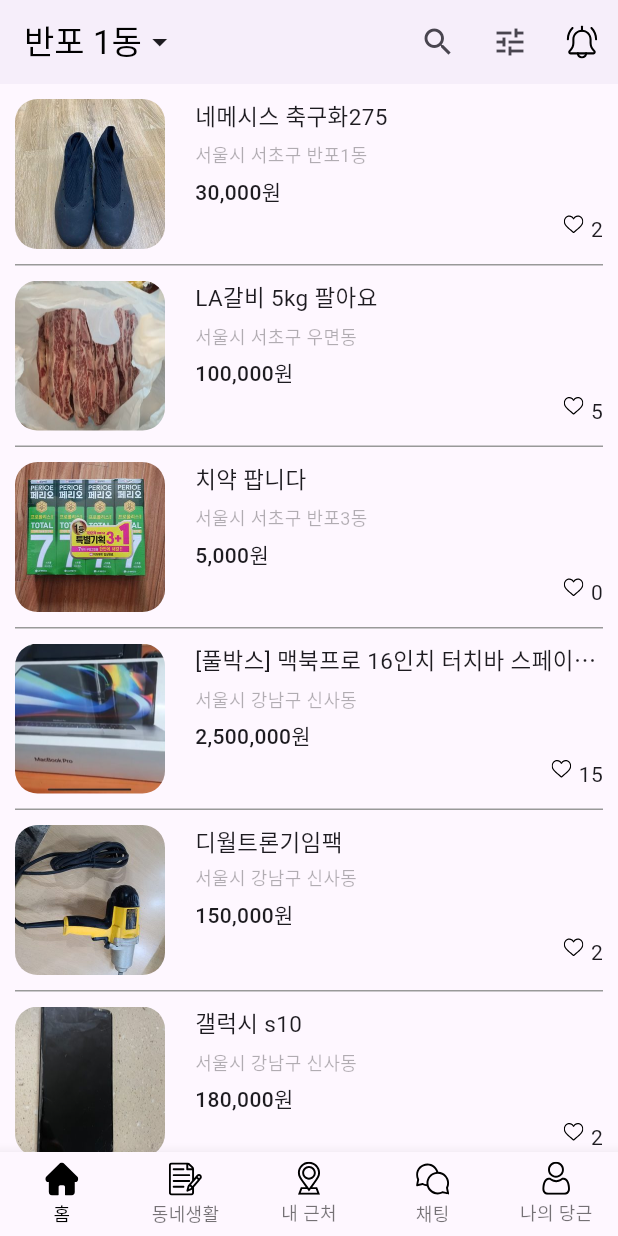
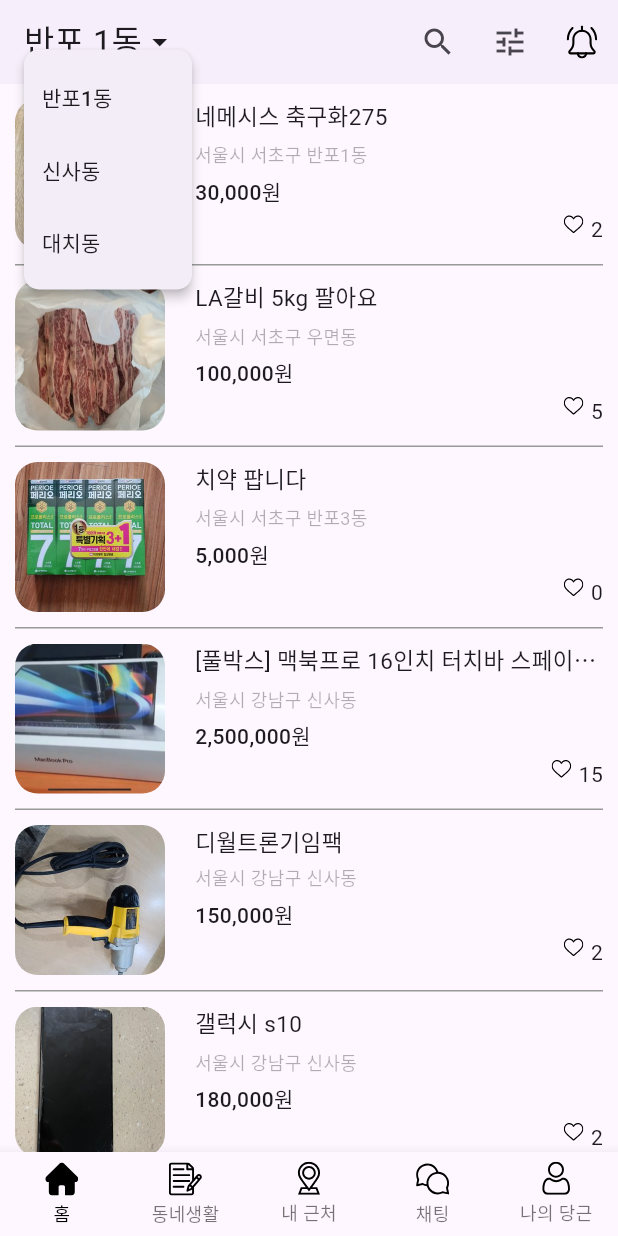
Before and after one commit to joshuayeyo/carrot, a Flutter app: the screen it shows after launch, after a tap on "반포 1동", on a phone screen of 412 x 824 dp. Run offline on Flutter 3.47's test engine with Material 3 defaults, Android fonts, the phone set to English and light mode, and no system bars; our stand-ins replace flutter_svg.

Commit message:
Refactor: Modify Home AppBar 개선

```diff
--- a/lib/pages/home.dart
+++ b/lib/pages/home.dart
@@ -8,12 +8,20 @@ class Home extends StatefulWidget {
   @override
   State<Home> createState() => _HomeState();
 }
+
 class _HomeState extends State<Home> {
   List<Map<String, String>> datas = [];
+  late String currentLocation;
+  final Map<String, String> locationTypeToString = {
+    "banpo1" : "반포 1동",
+    "sinsa" : "신사동",
+    "daechi1" : "대치 1동"
+  };
 
   @override
   void initState() {
     super.initState();
+    currentLocation = "banpo1";
     datas = [
       {
         "image" : "assets/images/ara-1.jpg",
@@ -97,14 +105,40 @@ class _HomeState extends State<Home> {
         onLongPress: () {
           print('long pressed');
         },
-        child: Row(
-          children: [
-            const Text(
-                '반포 1동', style: TextStyle(color: Colors.black)
-            ),
-            const Icon(Icons.arrow_drop_down)
-          ],
-        ),
+        child: PopupMenuButton<String>(
+          offset: Offset(0, 20),  // popup menu 위치 조정
+          shape: ShapeBorder.lerp(
+              RoundedRectangleBorder(borderRadius: BorderRadius.circular(10.0)),
+              RoundedRectangleBorder(borderRadius: BorderRadius.circular(10.0)),
+              1
+          ),
+          onSelected: (String where) {
+            print(where);
+            setState(() {
+              currentLocation = where;
+            });
+          },
+          itemBuilder: (BuildContext context) {
+            return [
+              PopupMenuItem(
+                value: "banpo1", child: Text("반포1동"),
+              ),
+              PopupMenuItem(
+                value: "sinsa", child: Text("신사동"),
+              ),
+              PopupMenuItem(
+                value: "daechi1", child: Text("대치동"),
+              ),
+            ];
+          },
+          child: Row(
+            children: [
+              Text(locationTypeToString[currentLocation]!),
+              const Icon(Icons.arrow_drop_down)
+            ],
+          ),
+
+        )
       ),
       elevation: 1,
       actions: [
```
